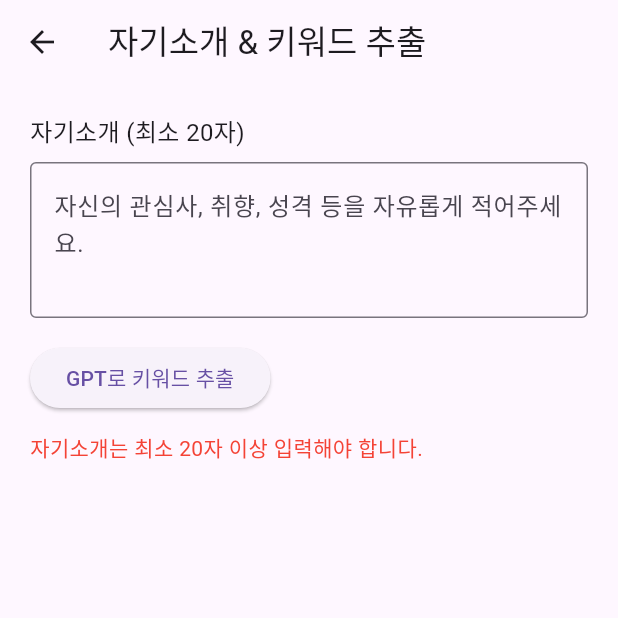
After one commit to jodolyekim/Capstone2025, a Flutter app: the InterestPage screen opened by its route, after a tap on "GPT로 키워드 추출", on a phone screen of 412 x 824 dp, the top half of it. The commit adds this screen. Run offline on Flutter 3.47's test engine with Material 3 defaults, Android fonts, the phone set to English and light mode, and no system bars; our stand-ins replace geolocator, shared_preferences; accounts and stored records are empty; network calls fail.

Commit message:
feat: 로그인/회원가입/프로필 설정/키워드 추출 및 수동 선택 UI 및 API 연동 완료
- 로그인 및 회원가입 연동 (JWT 토큰 저장)
- 프로필 설정 3단계 UI 및 PATCH 연동
- GPT 키워드 추출 화면 구현 및 API 연동
- 수동 키워드 선택 화면 구현 및 저장 API 연결
- main.dart 라우팅 전체 연결 및 화면 연동 완료

```diff
--- /dev/null
+++ b/lib/interest_page.dart
@@ -0,0 +1,147 @@
+import 'package:flutter/material.dart';
+import 'package:http/http.dart' as http;
+import 'dart:convert';
+import 'package:shared_preferences/shared_preferences.dart';
+
+class InterestPage extends StatefulWidget {
+  const InterestPage({super.key});
+
+  @override
+  State<InterestPage> createState() => _InterestPageState();
+}
+
+class _InterestPageState extends State<InterestPage> {
+  final _introController = TextEditingController();
+  Map<String, List<String>> extractedKeywords = {}; // 추출된 키워드 카테고리별 저장
+  Set<String> removedKeywords = {}; // 삭제한 키워드
+  bool isLoading = false;
+  String error = '';
+
+  Future<void> extractKeywords() async {
+    final prefs = await SharedPreferences.getInstance();
+    final token = prefs.getString('accessToken');
+    final intro = _introController.text.trim();
+
+    if (token == null || intro.length < 20) {
+      setState(() {
+        error = '자기소개는 최소 20자 이상 입력해야 합니다.';
+      });
+      return;
+    }
+
+    setState(() {
+      isLoading = true;
+      error = '';
+    });
+
+    final res = await http.post(
+      Uri.parse('http://10.0.2.2:8000/api/interests/extract/'),
+      headers: {
+        'Content-Type': 'application/json',
+        'Authorization': 'Bearer $token',
+      },
+      body: json.encode({'intro_text': intro}),
+    );
+
+    if (res.statusCode == 200) {
+      final result = json.decode(res.body)['result'];
+      setState(() {
+        extractedKeywords = Map<String, List<String>>.from(result);
+        removedKeywords.clear();
+      });
+    } else {
+      setState(() {
+        error = '키워드 추출 실패. 다시 시도해주세요.';
+      });
+    }
+
+    setState(() => isLoading = false);
+  }
+
+  void removeKeyword(String category, String keyword) {
+    setState(() {
+      extractedKeywords[category]?.remove(keyword);
+      removedKeywords.add(keyword);
+      if (extractedKeywords[category]?.isEmpty ?? true) {
+        extractedKeywords.remove(category);
+      }
+    });
+  }
+
+  Widget _buildKeywordButtons() {
+    if (extractedKeywords.isEmpty) return const SizedBox();
+    return Column(
+      crossAxisAlignment: CrossAxisAlignment.start,
+      children: extractedKeywords.entries.map((entry) {
+        return Column(
+          crossAxisAlignment: CrossAxisAlignment.start,
+          children: [
+            Text(entry.key, style: const TextStyle(fontSize: 18, fontWeight: FontWeight.bold)),
+            Wrap(
+              spacing: 8,
+              children: entry.value.map((kw) {
+                return Chip(
+                  label: Text(kw),
+                  deleteIcon: const Icon(Icons.close),
+                  onDeleted: () => removeKeyword(entry.key, kw),
+                );
+              }).toList(),
+            ),
+            const SizedBox(height: 12),
+          ],
+        );
+      }).toList(),
+    );
+  }
+
+  void goToManualSelection() {
+    Navigator.pushNamed(context, '/interest-manual', arguments: extractedKeywords);
+  }
+
+  @override
+  Widget build(BuildContext context) {
+    return Scaffold(
+      appBar: AppBar(title: const Text('자기소개 & 키워드 추출')),
+      body: Padding(
+        padding: const EdgeInsets.all(20),
+        child: SingleChildScrollView(
+          child: Column(
+            crossAxisAlignment: CrossAxisAlignment.start,
+            children: [
+              const Text('자기소개 (최소 20자)', style: TextStyle(fontSize: 16)),
+              const SizedBox(height: 8),
+              TextField(
+                controller: _introController,
+                maxLines: 6,
+                minLines: 3,
+                decoration: const InputDecoration(
+                  border: OutlineInputBorder(),
+                  hintText: '자신의 관심사, 취향, 성격 등을 자유롭게 적어주세요.',
+                ),
+              ),
+              const SizedBox(height: 16),
+              ElevatedButton(
+                onPressed: isLoading ? null : extractKeywords,
+                child: isLoading ? const CircularProgressIndicator() : const Text('GPT로 키워드 추출'),
+              ),
+              if (error.isNotEmpty)
+                Padding(
+                  padding: const EdgeInsets.only(top: 12),
+                  child: Text(error, style: const TextStyle(color: Colors.red)),
+                ),
+              const SizedBox(height: 24),
+              _buildKeywordButtons(),
+              if (extractedKeywords.isNotEmpty)
+                Center(
+                  child: ElevatedButton(
+                    onPressed: goToManualSelection,
+                    child: const Text('추천 키워드 선택으로 이동'),
+                  ),
+                )
+            ],
+          ),
+        ),
+      ),
+    );
+  }
+}
--- a/lib/main.dart
+++ b/lib/main.dart
@@ -3,18 +3,19 @@ import 'landing_page.dart';
 import 'login_page.dart';
 import 'signup_page.dart';
 import 'profile_setup.dart';
+import 'interest_page.dart'; // ✅ GPT 키워드 추출 화면
+import 'manual_interest_page.dart'; // ✅ 수동 키워드 선택 화면
 
 void main() {
-  // 앱 실행 진입점
   runApp(const MyApp());
 }
 
-// 전체 앱의 루트 위젯
 class MyApp extends StatelessWidget {
   const MyApp({super.key});
 
   @override
   Widget build(BuildContext context) {
+
     return MaterialApp(
       title: 'Heart Spectrum',
       debugShowCheckedModeBanner: false,
@@ -24,7 +25,6 @@ class MyApp extends StatelessWidget {
       ),
       initialRoute: '/',
       onGenerateRoute: (settings) {
-        // 프로필 설정 화면의 경우 arguments로 초기 상태와 기존 데이터를 전달받아 처리
         if (settings.name == '/profile-setup') {
           final args = settings.arguments as Map<String, dynamic>?;
 
@@ -35,8 +35,13 @@ class MyApp extends StatelessWidget {
             ),
           );
         }
+        // onGenerateRoute 내부에 추가
+        if (settings.name == '/interest-manual') {
+          return MaterialPageRoute(
+            builder: (context) => const InterestManualPage(),
+          );
+        }
 
-        // 나머지 일반적인 라우트들
         switch (settings.name) {
           case '/':
             return MaterialPageRoute(builder: (_) => const LandingPage());
@@ -44,6 +49,10 @@ class MyApp extends StatelessWidget {
             return MaterialPageRoute(builder: (_) => const LoginPage());
           case '/signup':
             return MaterialPageRoute(builder: (_) => const SignupPage());
+          case '/interest':
+            return MaterialPageRoute(builder: (_) => const InterestPage()); // ✅ GPT 화면 연결
+          case '/interest-manual':
+            return MaterialPageRoute(builder: (_) => const InterestManualPage()); // ✅ 수동 화면 연결
           default:
             return MaterialPageRoute(
               builder: (_) => Scaffold(
--- a/lib/profile_setup.dart
+++ b/lib/profile_setup.dart
@@ -116,8 +116,9 @@ class _ProfileSetupScreenState extends State<ProfileSetupScreen> {
     if (_currentStep < 2) {
       setState(() => _currentStep++);
     } else {
-      Navigator.pushReplacementNamed(context, '/');
+      Navigator.pushReplacementNamed(context, '/interest-manual');
     }
+
   }
 
   // 이전 단계로 이동
```
Also changed, not shown: lib/manual_interest_page.dart (added, +146 -0 lines).
